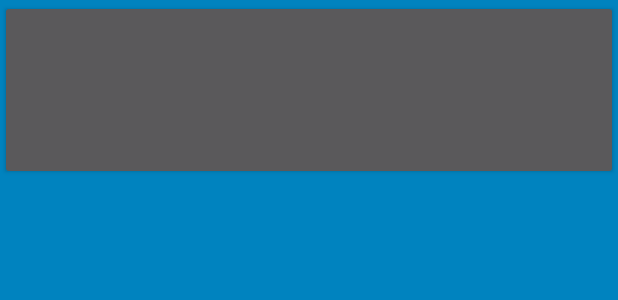
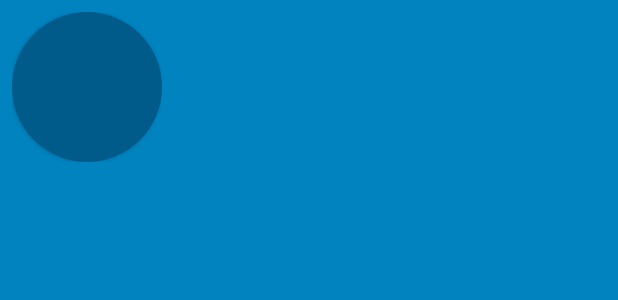
Before and after one commit to tandztc/BeatBox, an Android app: the layout list_item_sound.xml on its own in the app's theme, with its tools: preview values and no code run, on a phone screen of 412 x 824 dp. Shown: the top 300 px of the screen. Run offline under Robolectric (Android 15) with nearby library versions, the light colour scheme and no system bars.

Commit message:
使用drawable自定义按钮样式

```diff
--- /dev/null
+++ b/app/src/main/res/drawable/button_beat_box.xml
@@ -0,0 +1,6 @@
+<?xml version="1.0" encoding="utf-8"?>
+<selector xmlns:android="http://schemas.android.com/apk/res/android">
+<item android:drawable="@drawable/button_beat_box_pressed"
+      android:state_pressed="true"/>
+    <item android:drawable="@drawable/button_beat_box_normal"/>
+</selector>
--- /dev/null
+++ b/app/src/main/res/drawable/button_beat_box_normal.xml
@@ -0,0 +1,5 @@
+<?xml version="1.0" encoding="utf-8"?>
+<shape xmlns:android="http://schemas.android.com/apk/res/android"
+    android:shape="oval">
+<solid android:color="@color/dark_blue"></solid>
+</shape>
--- /dev/null
+++ b/app/src/main/res/drawable/button_beat_box_pressed.xml
@@ -0,0 +1,15 @@
+<?xml version="1.0" encoding="utf-8"?>
+<layer-list xmlns:android="http://schemas.android.com/apk/res/android">
+    <item>
+        <shape android:shape="oval">
+        <solid android:color="@color/red"/>
+    </shape>
+    </item>
+    <item>
+        <shape android:shape="oval">
+        <stroke
+            android:width="4dp"
+            android:color="@color/dard_red"/>
+        </shape>
+    </item>
+</layer-list>
--- a/app/src/main/res/layout/list_item_sound.xml
+++ b/app/src/main/res/layout/list_item_sound.xml
@@ -1,8 +1,13 @@
 <?xml version="1.0" encoding="utf-8"?>
-<Button xmlns:android="http://schemas.android.com/apk/res/android"
-        android:layout_width="match_parent"
-        android:layout_height="120dp"
+<FrameLayout xmlns:android="http://schemas.android.com/apk/res/android"
+             android:layout_width="wrap_content"
+             android:layout_height="wrap_content"
+             android:layout_margin="8dp"
+             android:measureAllChildren="false">
+
+    <Button
+        android:layout_width="100dp"
+        android:layout_height="100dp"
         android:id="@+id/list_item_sound_button"
-    >
-
-</Button>
+        android:layout_gravity="center"/>
+</FrameLayout>
--- a/app/src/main/res/values-v21/styles.xml
+++ b/app/src/main/res/values-v21/styles.xml
@@ -1,6 +1,6 @@
 <?xml version="1.0" encoding="utf-8"?>
 <resources>
     <style name="BeatBoxButton" parent="android:Widget.Material.Button">
-        <item name="android:textStyle">bold</item>
+        <item name="android:background">@drawable/button_beat_box</item>
     </style>
 </resources>
--- a/app/src/main/res/values/styles.xml
+++ b/app/src/main/res/values/styles.xml
@@ -10,6 +10,6 @@
         <item name="android:buttonStyle">@style/BeatBoxButton</item>
     </style>
     <style name="BeatBoxButton" parent="android:Widget.Holo.Button">
-        <item name="android:textStyle">bold</item>
+        <item name="android:background">@drawable/button_beat_box</item>
     </style>
 </resources>
```
